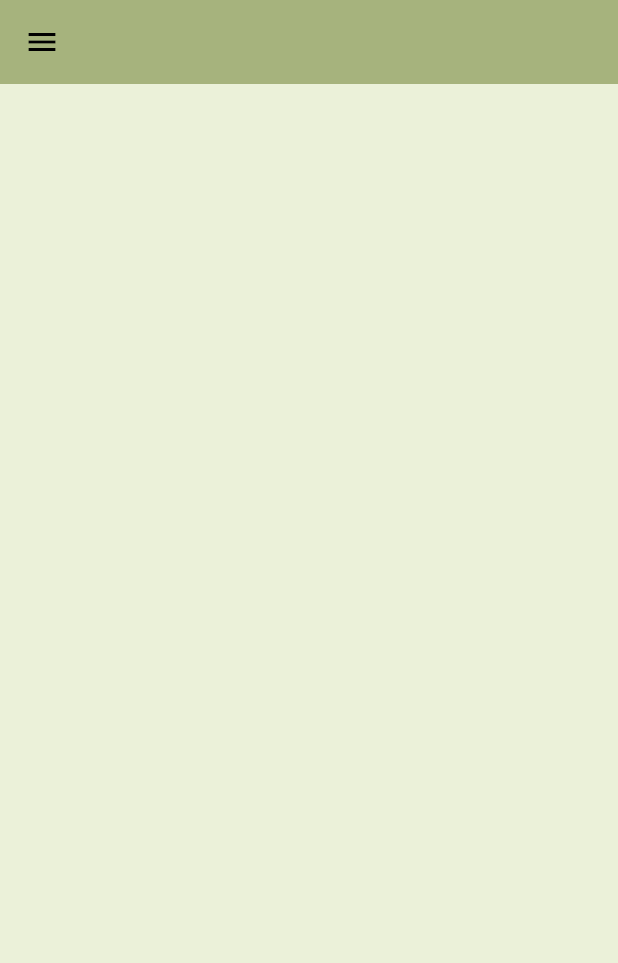
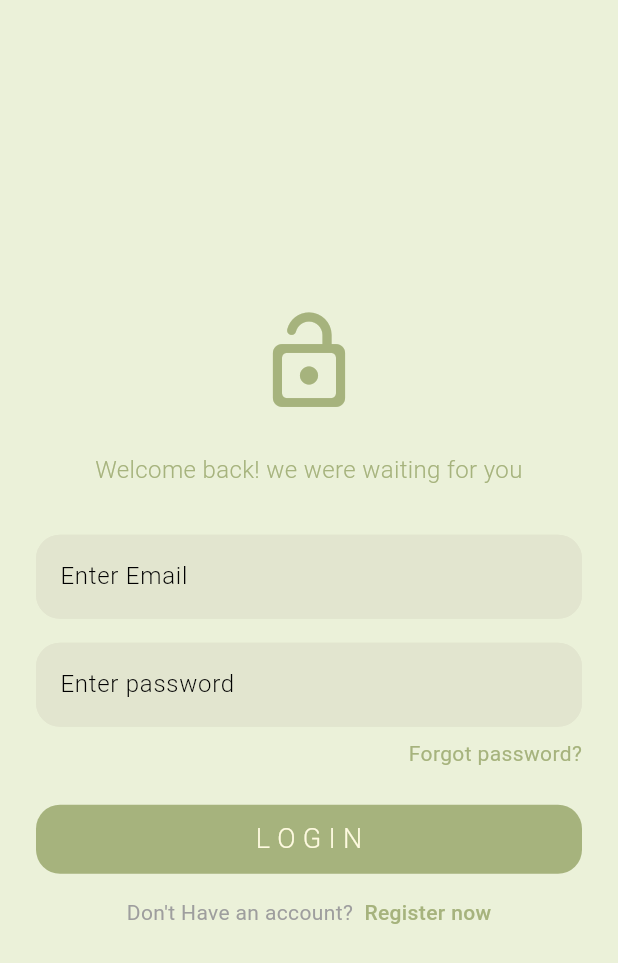
Before and after one commit to AjmianurRahman/Vinvi, a Flutter app: the screen it shows after launch, on a phone screen of 412 x 824 dp. Shown: the top 963 px of the screen. Run offline on Flutter 3.47's test engine with Material 3 defaults, Android fonts, the phone set to English and light mode, and no system bars; our stand-ins replace cloud_firestore, firebase_core; accounts and stored records are empty.

Commit message:
login_page.dart page design

```diff
--- /dev/null
+++ b/lib/Components/my_button.dart
@@ -0,0 +1,30 @@
+import 'package:flutter/material.dart';
+
+
+  /*
+  Button
+
+  to use this widget, you need;
+  - text
+  - a function
+   */
+class MyButton extends StatelessWidget {
+  final text;
+  final void Function()? onTap;
+  const MyButton({super.key,required this.text,required this.onTap});
+
+  @override
+  Widget build(BuildContext context) {
+    return GestureDetector(
+      onTap: onTap,
+      child: Container(
+        padding: EdgeInsets.symmetric(vertical: 10),
+        decoration: BoxDecoration(
+          color: Theme.of(context).colorScheme.primary,
+          borderRadius: BorderRadius.circular(16),
+        ),
+        child: Center(child: Text(text, style: TextStyle(color: Theme.of(context).colorScheme.tertiary,fontWeight: FontWeight.w300, fontSize: 18))),
+      ),
+    );
+  }
+}
--- /dev/null
+++ b/lib/Components/my_textfield.dart
@@ -0,0 +1,49 @@
+import 'package:flutter/material.dart';
+
+/*
+  TEXT FIELD
+
+  a box user to type
+  ____________________________
+  to use this widget you need:
+  - text controller
+  - hint text
+  - obscure text(e.g. true or false)
+ */
+
+class MyTextfield extends StatelessWidget {
+  final TextEditingController controller;
+  final String hintText;
+  final bool obscureText;
+
+  const MyTextfield(
+      {super.key,
+      required this.controller,
+      required this.hintText,
+      required this.obscureText});
+
+  @override
+  Widget build(BuildContext context) {
+    var theme = Theme.of(context).colorScheme;
+    return Padding(
+      padding: const EdgeInsets.symmetric(vertical: 8.0),
+      child: TextField(
+        obscureText: obscureText,
+        controller: controller,
+        style: TextStyle(fontWeight: FontWeight.w300),
+        decoration: InputDecoration(
+          fillColor: theme.secondary,
+          filled: true,
+          hintText: hintText,
+          enabledBorder: OutlineInputBorder(
+              borderRadius: BorderRadius.circular(16),
+              borderSide: BorderSide(color: theme.secondary, width: 1.5)
+          ),
+          focusedBorder: OutlineInputBorder(
+              borderRadius: BorderRadius.circular(16),
+              borderSide: BorderSide(color: theme.primary, width: 1.5)),
+        ),
+      ),
+    );
+  }
+}
--- a/lib/Pages/home_page.dart
+++ b/lib/Pages/home_page.dart
@@ -8,13 +8,21 @@ class HomePage extends StatefulWidget {
 }
 
 class _HomePageState extends State<HomePage> {
+
   @override
   Widget build(BuildContext context) {
+    var theme = Theme.of(context).colorScheme;
     return Scaffold(
       backgroundColor:Theme.of(context).colorScheme.surface ,
       drawer: MyDrawer(),
       appBar: AppBar(
-        backgroundColor: Theme.of(context).colorScheme.primary,
+        iconTheme: IconThemeData(color: theme.tertiary,weight: 1),
+        title: Text(
+          'H O M E',
+          style: TextStyle(color: theme.tertiary, fontWeight: FontWeight.w300),
+        ),
+        centerTitle: true,
+        backgroundColor: theme.primary,
       ),
     );
   }
--- /dev/null
+++ b/lib/Pages/login_page.dart
@@ -0,0 +1,100 @@
+import 'package:cloud_firestore/cloud_firestore.dart';
+import 'package:flutter/material.dart';
+import 'package:vinvi/Components/my_button.dart';
+import 'package:vinvi/Components/my_textfield.dart';
+
+class LoginPage extends StatefulWidget {
+  const LoginPage({super.key});
+
+  @override
+  State<LoginPage> createState() => _LoginPageState();
+}
+
+class _LoginPageState extends State<LoginPage> {
+  var econ = TextEditingController();
+  var pcon = TextEditingController();
+
+  @override
+  Widget build(BuildContext context) {
+    var theme = Theme.of(context).colorScheme;
+    return Scaffold(
+      backgroundColor: theme.surface,
+      body: SafeArea(
+        child: Center(
+          child: Padding(
+            padding: const EdgeInsets.symmetric(horizontal: 24.0),
+            child: Column(
+              mainAxisAlignment: MainAxisAlignment.center,
+              children: [
+                //Logo
+                // SizedBox(height: 52),
+                Icon(
+                  Icons.lock_open_rounded,
+                  size: 72,
+                  color: theme.primary,
+                ),
+                SizedBox(height: 24),
+
+                //Welcome back message
+                Text('Welcome back! we were waiting for you',
+                    textAlign: TextAlign.center,
+                    style: TextStyle(
+                        color: theme.primary,
+                        fontSize: 16,
+                        fontWeight: FontWeight.w300)),
+                const SizedBox(
+                  height: 24,
+                ),
+
+                //password textfield
+                MyTextfield(
+                    controller: econ,
+                    hintText: "Enter Email",
+                    obscureText: false),
+                MyTextfield(
+                    controller: pcon,
+                    hintText: "Enter password",
+                    obscureText: true),
+                //forgot password
+                Align(
+                    alignment: Alignment.centerRight,
+                    child: InkWell(
+                      child: Text('Forgot password?',
+                          style: TextStyle(
+                              color: theme.primary,
+                              fontWeight: FontWeight.w400)),
+                      onTap: () {},
+                    )),
+                //signin button
+                SizedBox(
+                  height: 24,
+                ),
+                MyButton(text: "L O G I N", onTap: () {}),
+                //dont have an account? register now
+                SizedBox(height: 16,),
+                Row(
+                  mainAxisAlignment: MainAxisAlignment.center,
+                  children: [
+                    Text('Don\'t Have an account?',
+                        style: TextStyle(
+                          color: Colors.grey,
+                            fontWeight: FontWeight.w400)),
+                    InkWell(
+                      child: Text('  Register now',
+                          style: TextStyle(
+                              color: theme.primary,
+                              fontWeight: FontWeight.w500)),
+                      onTap: (){
+
+                      },
+                    )
+                  ],
+                )
+              ],
+            ),
+          ),
+        ),
+      ),
+    );
+  }
+}
--- a/lib/Themes/light_mode.dart
+++ b/lib/Themes/light_mode.dart
@@ -9,7 +9,7 @@ colorScheme: const ColorScheme.light(
  // inversePrimary: Colors.yellow.shade900,
   primary:Color.fromRGBO(166, 179, 125, 1.0),
   surface:Color.fromRGBO(235, 241, 217, 1.0),
-  secondary:Color.fromRGBO(185, 148, 112, 1.0),
+  secondary:Color.fromRGBO(226, 229, 207, 1.0),
   tertiary:Color.fromRGBO(254, 250, 224, 1.0),
   inversePrimary:Color.fromRGBO(166, 179, 125, 1.0),
 )
--- a/lib/main.dart
+++ b/lib/main.dart
@@ -2,6 +2,7 @@ import 'package:firebase_core/firebase_core.dart';
 import 'package:flutter/material.dart';
 import 'package:provider/provider.dart';
 import 'package:vinvi/Pages/home_page.dart';
+import 'package:vinvi/Pages/login_page.dart';
 import 'package:vinvi/Pages/settings_page.dart';
 import 'package:vinvi/Themes/dart_mode.dart';
 import 'package:vinvi/Themes/light_mode.dart';
@@ -30,7 +31,7 @@ class MyApp extends StatelessWidget {
     return MaterialApp(
       debugShowCheckedModeBanner: true,
       theme: Provider.of<ThemeProvider>(context).themeData,
-      home: HomePage(),
+      home: LoginPage(),
     );
   }
 }
```
